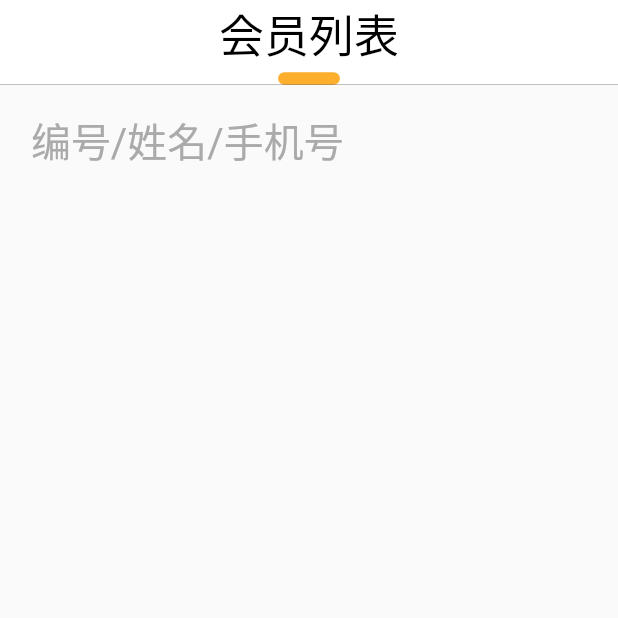
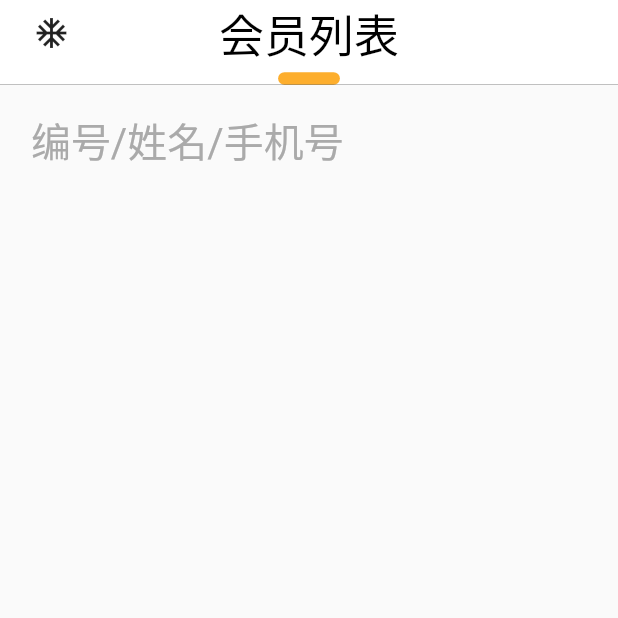
Before and after one commit to jingluoguo/member_management, a Flutter app: the screen it shows after launch, on a phone screen of 412 x 824 dp, the top half of it. Run offline on Flutter 3.47's test engine with Material 2 defaults, Android fonts, the light colour scheme and no system bars; our stand-ins replace date_format, flutter_slidable, fluttertoast, get, sqflite; missing offline and left inert: r_logger; accounts and stored records are empty.

Commit message:
添加左抽屉、优化base_page

```diff
--- a/lib/modules/detail_module/detail_page.dart
+++ b/lib/modules/detail_module/detail_page.dart
@@ -17,33 +17,6 @@ import 'package:member_management/data/model/member.dart';
 class DetailPage extends BasePage<DetailController> {
   const DetailPage({Key? key}) : super(key: key);
 
-  @override
-  Widget get body => Stack(
-        children: [
-          Column(
-            children: [
-              customerHeader(Colors.white, Translation.pointsRecord,
-                  leftContent: GestureDetector(
-                    onTap: () => Get.back(),
-                    child: Icon(
-                      Icons.arrow_back_ios,
-                      size: 28.dp,
-                    ),
-                  )),
-              memberInfo(controller.member),
-              Expanded(
-                  child: SingleChildScrollView(
-                child: Obx(() => Column(
-                      children: [
-                        for (var record in controller.allRecord)
-                          memberRecordCard(record),
-                      ],
-                    )),
-              ))
-            ],
-          ),
-        ],
-      );
 
   Widget memberInfo(Member member) {
     return Container(
@@ -169,4 +142,34 @@ class DetailPage extends BasePage<DetailController> {
           ),
         ));
   }
+
+  @override
+  Widget buildBody(BuildContext context) {
+    return Stack(
+      children: [
+        Column(
+          children: [
+            customerHeader(Colors.white, Translation.pointsRecord,
+                leftContent: GestureDetector(
+                  onTap: () => Get.back(),
+                  child: Icon(
+                    Icons.arrow_back_ios,
+                    size: 28.dp,
+                  ),
+                )),
+            memberInfo(controller.member),
+            Expanded(
+                child: SingleChildScrollView(
+                  child: Obx(() => Column(
+                    children: [
+                      for (var record in controller.allRecord)
+                        memberRecordCard(record),
+                    ],
+                  )),
+                ))
+          ],
+        ),
+      ],
+    );
+  }
 }
--- a/lib/modules/main_modoule/main_page.dart
+++ b/lib/modules/main_modoule/main_page.dart
@@ -18,14 +18,26 @@ class MainPage extends BasePage<MainController> {
   const MainPage({Key? key}) : super(key: key);
 
   @override
-  // TODO: implement body
-  Widget get body => Stack(
+  Widget? get drawer => Container(
+    height: double.infinity,
+    width: 200,
+    color: Colors.white,
+    child: Text('ssss'),
+  );
+
+  @override
+  Widget buildBody(BuildContext context){
+    return Stack(
       children: [
         Column(
           children: [
             customerHeader(
                 Colors.white,
                 Translation.memberList,
+                leftContent: GestureDetector(
+                  onTap: ()=>Scaffold.of(context).openDrawer(),
+                  child: const Icon(Icons.ac_unit),
+                )
             ),
             Get.getHeightBox(10.dp),
             SizedBox(
@@ -62,6 +74,7 @@ class MainPage extends BasePage<MainController> {
             )),
       ],
     );
+  }
 
   Widget memberCard(Member member) {
     return Padding(
--- a/lib/modules/socket_module/socket_page.dart
+++ b/lib/modules/socket_module/socket_page.dart
@@ -13,7 +13,8 @@ class SocketPage extends BasePage<SocketController> {
   SocketPage({Key? key}) : super(key: key);
 
   @override
-  Widget get body => Column(
+  Widget buildBody(BuildContext context){
+    return Column(
       children: [
         GestureDetector(
           onTap: ()=>controller.serviceBinding('192.168.4.72', 8090),
@@ -45,3 +46,4 @@ class SocketPage extends BasePage<SocketController> {
       ],
     );
   }
+}
--- a/lib/modules/splash_module/splash_page.dart
+++ b/lib/modules/splash_module/splash_page.dart
@@ -14,8 +14,6 @@ import '../../utils/widget/common.dart';
 class SplashPage extends BasePage<SplashController> {
   SplashPage({Key? key}) : super(key: key);
 
-  @override
-  Widget get body => const SizedBox();
 
   @override
   BoxDecoration boxDecoration = BoxDecoration(
@@ -24,4 +22,9 @@ class SplashPage extends BasePage<SplashController> {
 
   @override
   Color get statusBgColor => c_1C9BD5;
+
+  @override
+  Widget buildBody(BuildContext context) {
+    return const SizedBox();
+  }
 }
```
Also changed, not shown: lib/core/base_page.dart (+12 -3 lines). Lines whose indentation alone changed are shown as unchanged.
